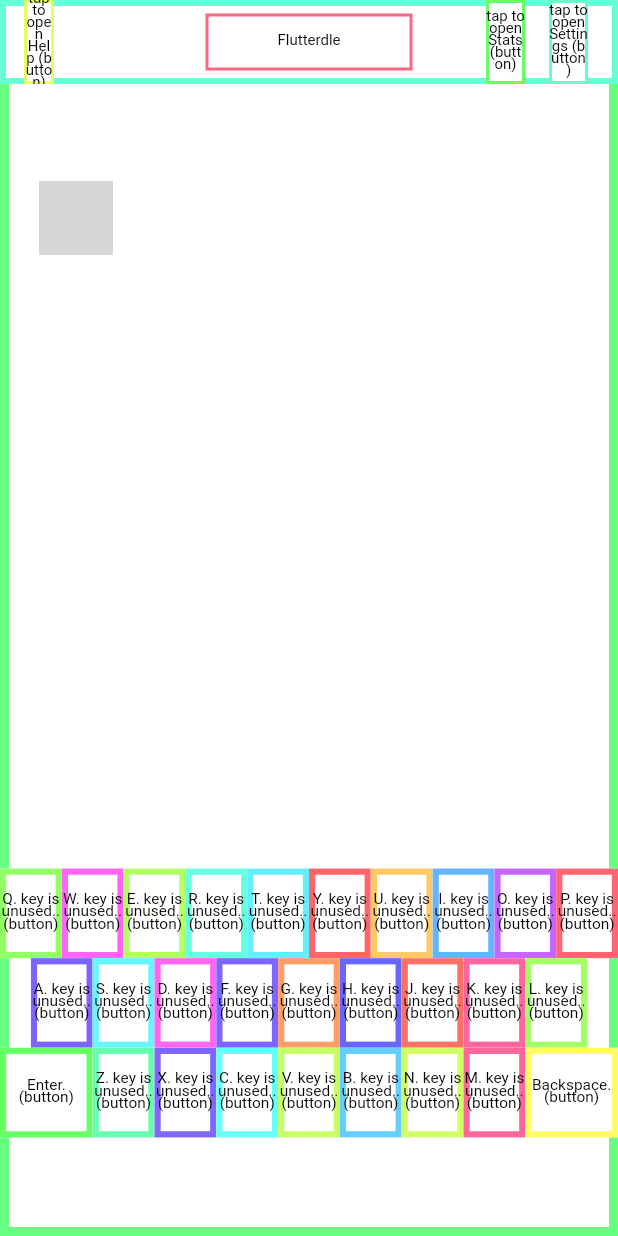
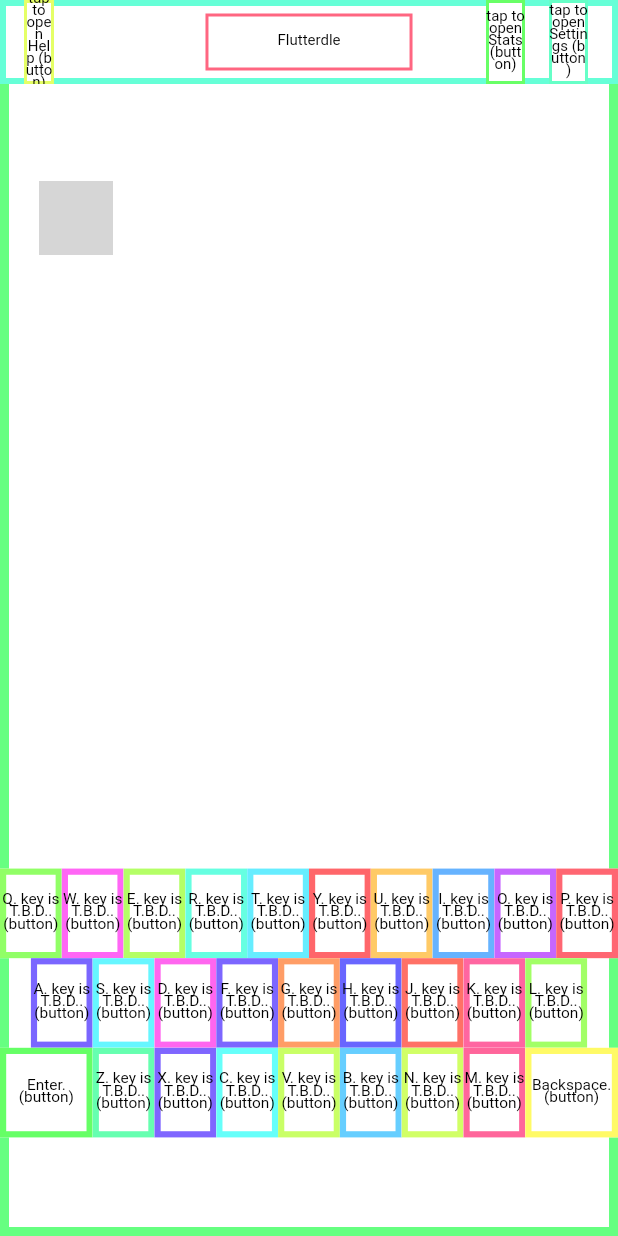
Before and after one commit to johnnysbug/flutterdle, a Flutter app: the screen it shows after launch, on a phone screen of 412 x 824 dp. Run offline on Flutter 3.47's test engine with Material 2 defaults, Android fonts, the phone set to English and light mode, and no system bars; our stand-ins replace package_info_plus, share_plus; missing offline and left inert: flutter_animator; statements that could not run were skipped; project files that could hold a hidden picture were left out; grey boxes are pictures that could not be loaded.

Commit message:
renames game color enum values

```diff
--- a/lib/domain.dart
+++ b/lib/domain.dart
@@ -1,9 +1,4 @@
-enum GameColor {
-  unset,
-  none,
-  partial,
-  exact,
-}
+enum GameColor { tbd, absent, present, correct }
 
 enum Dialog { none, help, stats, settings }
 
@@ -22,7 +17,8 @@
       : isDarkMode = json['isDarkMode'],
         isHardMode = json['isHardMode'],
         isHighContrast = json['isHighConstrat'] ?? false,
-        keyboardLayout = KeyboardLayout.values.byName(json['keyboardLayout'] ?? KeyboardLayout.qwerty.name);
+        keyboardLayout =
+            KeyboardLayout.values.byName(json['keyboardLayout'] ?? KeyboardLayout.qwerty.name);
 
   Map<String, dynamic> toJson() {
     final Map<String, dynamic> data = <String, dynamic>{};
@@ -44,10 +40,7 @@
   static const empty = '';
 
   Letter(
-      {this.index = 0,
-      this.value = Letter.empty,
-      this.color = GameColor.unset,
-      this.isKey = false});
+      {this.index = 0, this.value = Letter.empty, this.color = GameColor.tbd, this.isKey = false});
 
   String get semanticsLabel {
     if (isKey) {
@@ -59,30 +52,45 @@
     }
     return value == Letter.empty
         ? ''
-        : color == GameColor.unset
-            ? value.toUpperCase()
-            : '${value.toUpperCase()} ${_match()}';
+        : color == GameColor.tbd
+            ? '${value.toUpperCase()}.'
+            : '${value.toUpperCase()}. ${_match()}';
   }
 
   set semanticsLabel(String value) {}
 
   String _match() {
     switch (color) {
-      case GameColor.unset:
-        return isKey ? 'is unused.' : '';
-      case GameColor.none:
+      case GameColor.tbd:
+        return 'is T.B.D.';
+      case GameColor.absent:
         return 'is absent.';
-      case GameColor.partial:
+      case GameColor.present:
         return 'is present.';
-      case GameColor.exact:
+      case GameColor.correct:
         return 'is correct.';
+    }
+  }
+
+  static String upgradeEnum(String oldName) {
+    switch (oldName) {
+      case 'unset':
+        return GameColor.tbd.name;
+      case 'none':
+        return GameColor.absent.name;
+      case 'partial':
+        return GameColor.present.name;
+      case 'exact':
+        return GameColor.correct.name;
+      default:
+        return oldName;
     }
   }
 
   Letter.fromJson(Map<String, dynamic> json)
       : index = json['index'],
         value = json['value'],
-        color = GameColor.values.byName(json['color']),
+        color = GameColor.values.byName(upgradeEnum(json['color'])),
         isKey = json['isKey'] ?? false;
 
   Map<String, dynamic> toJson() {
--- a/lib/services/matching_service.dart
+++ b/lib/services/matching_service.dart
@@ -2,7 +2,7 @@
 
 class MatchingService {
   static Iterable<Letter> _convert(String word) {
-    return word.split('').asMap().entries.map((e) => Letter(index: e.key, value: e.value, color: GameColor.none));
+    return word.split('').asMap().entries.map((e) => Letter(index: e.key, value: e.value, color: GameColor.absent));
   }
 
   static Iterable<Letter> matches(String guess, String answer) {
@@ -11,7 +11,7 @@
 
     var greens = cg
         .where((l) => guess[l.index] == answer[l.index])
-        .map((l) => Letter(index: l.index, value: l.value, color: GameColor.exact));
+        .map((l) => Letter(index: l.index, value: l.value, color: GameColor.correct));
 
     var glg = cg.where((g) => !greens.any((l) => l.index == g.index));
     var alg = ca.where((a) => !greens.any((l) => l.index == a.index));
@@ -33,7 +33,7 @@
       var i = answerList.indexWhere((l) => l.value == letter.value);
       if (i != -1) {
         answerList.removeAt(i);
-        letter.color = GameColor.partial;
+        letter.color = GameColor.present;
         resultList.add(letter);
       } else {
         resultList.add(letter);
--- a/lib/widgets/how_to.dart
+++ b/lib/widgets/how_to.dart
@@ -115,7 +115,7 @@
                                     children: [
                                       Flexible(
                                           child: TileBuilder.build(
-                                              Letter(value: 'W', color: GameColor.exact),
+                                              Letter(value: 'W', color: GameColor.correct),
                                               _settings)),
                                       Flexible(
                                           child: TileBuilder.build(Letter(value: 'E'), _settings)),
@@ -166,7 +166,7 @@
                                           child: TileBuilder.build(Letter(value: 'P'), _settings)),
                                       Flexible(
                                           child: TileBuilder.build(
-                                              Letter(value: 'I', color: GameColor.partial),
+                                              Letter(value: 'I', color: GameColor.present),
                                               _settings)),
                                       Flexible(
                                           child: TileBuilder.build(Letter(value: 'L'), _settings)),
@@ -219,7 +219,7 @@
                                           child: TileBuilder.build(Letter(value: 'G'), _settings)),
                                       Flexible(
                                           child: TileBuilder.build(
-                                              Letter(value: 'U', color: GameColor.none),
+                                              Letter(value: 'U', color: GameColor.absent),
                                               _settings)),
                                       Flexible(
                                           child: TileBuilder.build(Letter(value: 'E'), _settings)),
--- a/lib/widgets/keyboard.dart
+++ b/lib/widgets/keyboard.dart
@@ -10,13 +10,13 @@
 
   Color _toColor(GameColor color) {
     switch (color) {
-      case GameColor.exact:
+      case GameColor.correct:
         return _settings.isHighContrast ? Colors.orange : Colors.green;
-      case GameColor.partial:
+      case GameColor.present:
         return _settings.isHighContrast ? Colors.blue : const Color.fromARGB(255, 207, 187, 98);
-      case GameColor.none:
+      case GameColor.absent:
         return const Color.fromARGB(255, 90, 87, 87);
-      case GameColor.unset:
+      case GameColor.tbd:
         return const Color.fromARGB(255, 151, 151, 151);
     }
   }
@@ -50,7 +50,7 @@
                   textAlign: TextAlign.center,
                   style: TextStyle(
                       fontSize: letter.value.length > 1 ? 10 : 18,
-                      color: letter.color != GameColor.unset ? Colors.white : null),
+                      color: letter.color != GameColor.tbd ? Colors.white : null),
                 ),
               ),
             ),
```
Also changed, not shown: lib/game.dart (+7 -7 lines), lib/helpers/tile_builder.dart (+6 -6 lines), 1 other file.
